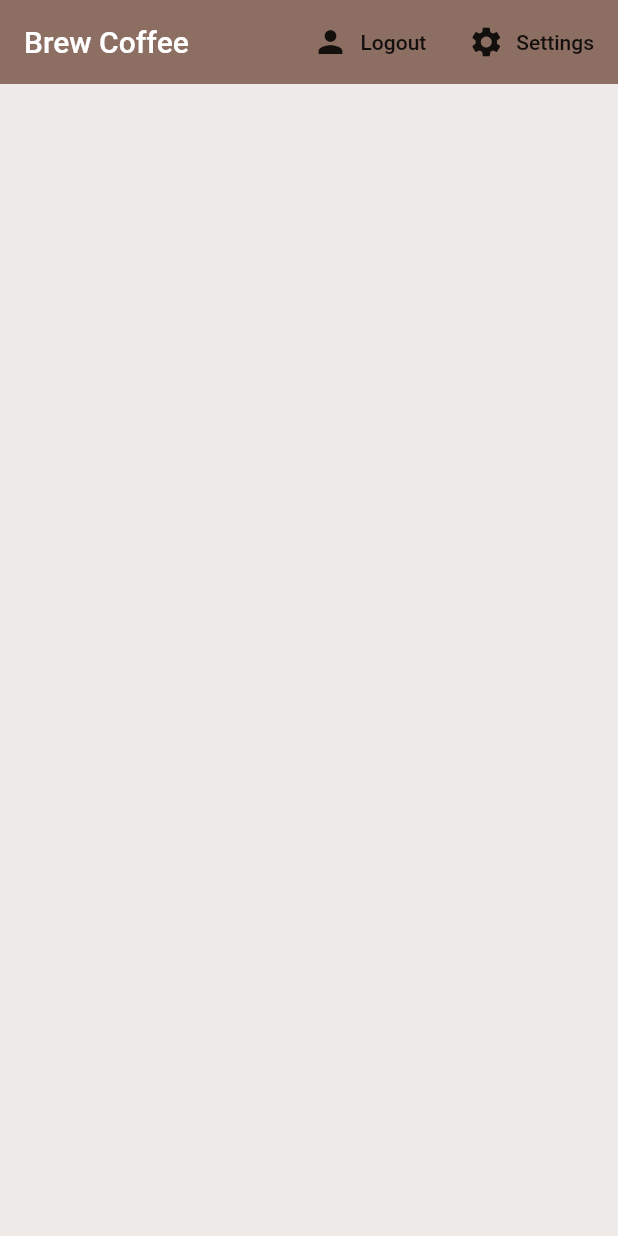
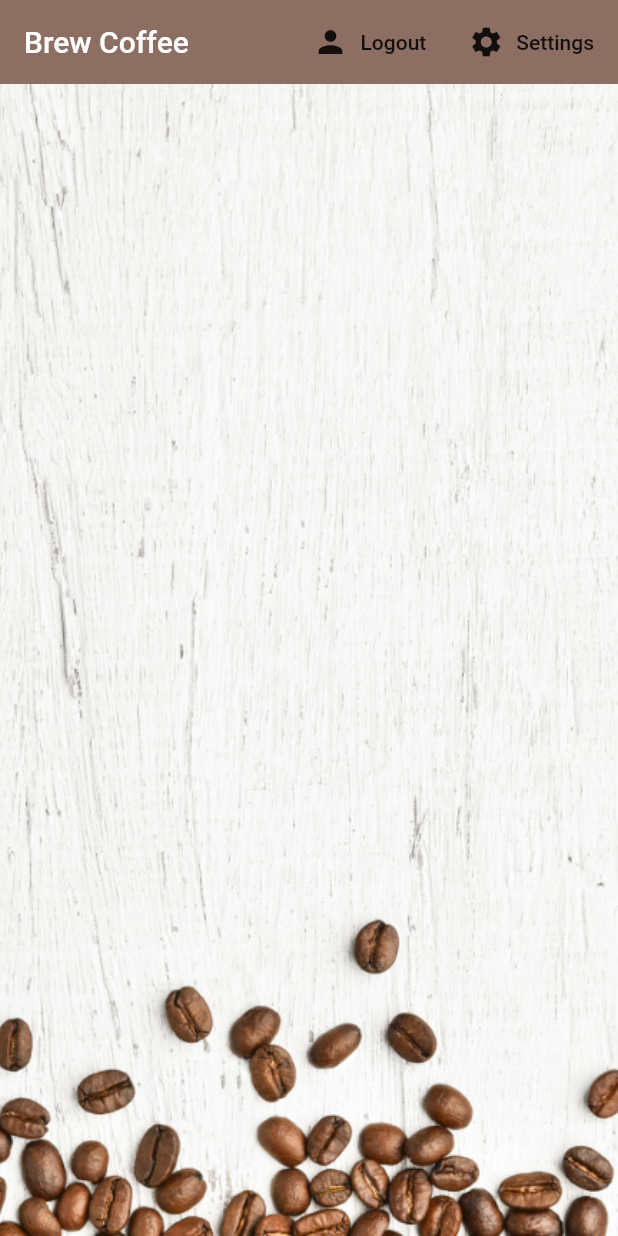
Before and after one commit to nithinmahendran/brew_coffee, a Flutter app: the screen it shows once a user with an empty profile is signed in, on a phone screen of 412 x 824 dp. Run offline on Flutter 3.47's test engine with Material 2 defaults, Android fonts, the phone set to English and light mode, and no system bars; our stand-ins replace cloud_firestore, firebase_auth, flutter_spinkit; accounts and stored records are empty.

Commit message:
App Completed' '

```diff
--- a/lib/models/user.dart
+++ b/lib/models/user.dart
@@ -3,3 +3,12 @@ class User {
 
   User({this.uid});
 }
+
+class UserData {
+  final String uid;
+  final String name;
+  final String sugars;
+  final int strength;
+
+  UserData({this.uid, this.name, this.sugars, this.strength});
+}
--- a/lib/screens/home/brew_list.dart
+++ b/lib/screens/home/brew_list.dart
@@ -11,7 +11,7 @@ class BrewList extends StatefulWidget {
 class _BrewListState extends State<BrewList> {
   @override
   Widget build(BuildContext context) {
-    final brews = Provider.of<List<Brew>>(context);
+    final brews = Provider.of<List<Brew>>(context) ?? [];
     //print(brews.documents);
     // brews.forEach((brew) {
     //   print(brew.name);
--- a/lib/screens/home/brew_tile.dart
+++ b/lib/screens/home/brew_tile.dart
@@ -4,7 +4,6 @@ import 'package:brew_coffee/models/brew.dart';
 class BrewTile extends StatelessWidget {
   final Brew brew;
   BrewTile({this.brew});
-
 
   @override
   Widget build(BuildContext context) {
@@ -16,6 +15,7 @@ class BrewTile extends StatelessWidget {
           leading: CircleAvatar(
             radius: 25.0,
             backgroundColor: Colors.brown[brew.strength],
+            backgroundImage: AssetImage('assets/coffee_icon.png'),
           ),
           title: Text(brew.name),
           subtitle: Text('Takes ${brew.sugars} sugar(s)'),
--- a/lib/screens/home/home.dart
+++ b/lib/screens/home/home.dart
@@ -1,3 +1,4 @@
+import 'package:brew_coffee/screens/home/settings_form.dart';
 import 'package:brew_coffee/services/auth.dart';
 import 'package:flutter/material.dart';
 import 'package:brew_coffee/services/database.dart';
@@ -15,7 +16,7 @@ class Home extends StatelessWidget {
           builder: (context) {
             return Container(
               padding: EdgeInsets.symmetric(vertical: 20.0, horizontal: 60.0),
-               child: Text('Bottom Sheet'),
+              child: SettingsForm(),
             );
           });
     }
@@ -35,14 +36,19 @@ class Home extends StatelessWidget {
                 },
                 icon: Icon(Icons.person),
                 label: Text('Logout')),
-              FlatButton.icon(
+            FlatButton.icon(
               icon: Icon(Icons.settings),
               label: Text('Settings'),
               onPressed: () => _showSettingsPanel(),
             )
           ],
         ),
-        body: BrewList(),
+        body: Container(
+            decoration: BoxDecoration(
+                image: DecorationImage(
+                    image: AssetImage('assets/coffee_bg.png'),
+                    fit: BoxFit.cover)),
+            child: BrewList()),
       ),
     );
   }
--- a/pubspec.yaml
+++ b/pubspec.yaml
@@ -49,9 +49,8 @@ flutter:
   uses-material-design: true
 
   # To add assets to your application, add an assets section, like this:
-  # assets:
-  #   - images/a_dot_burr.jpeg
-  #   - images/a_dot_ham.jpeg
+  assets:
+    - assets/
 
   # An image asset can refer to one or more resolution-specific "variants", see
   # https://flutter.dev/assets-and-images/#resolution-aware.
```
Also changed, not shown: lib/screens/home/settings_form.dart (added, +108 -0 lines), lib/services/database.dart (+17 -2 lines), assets/coffee_bg.png (added), assets/coffee_icon.png (added).
